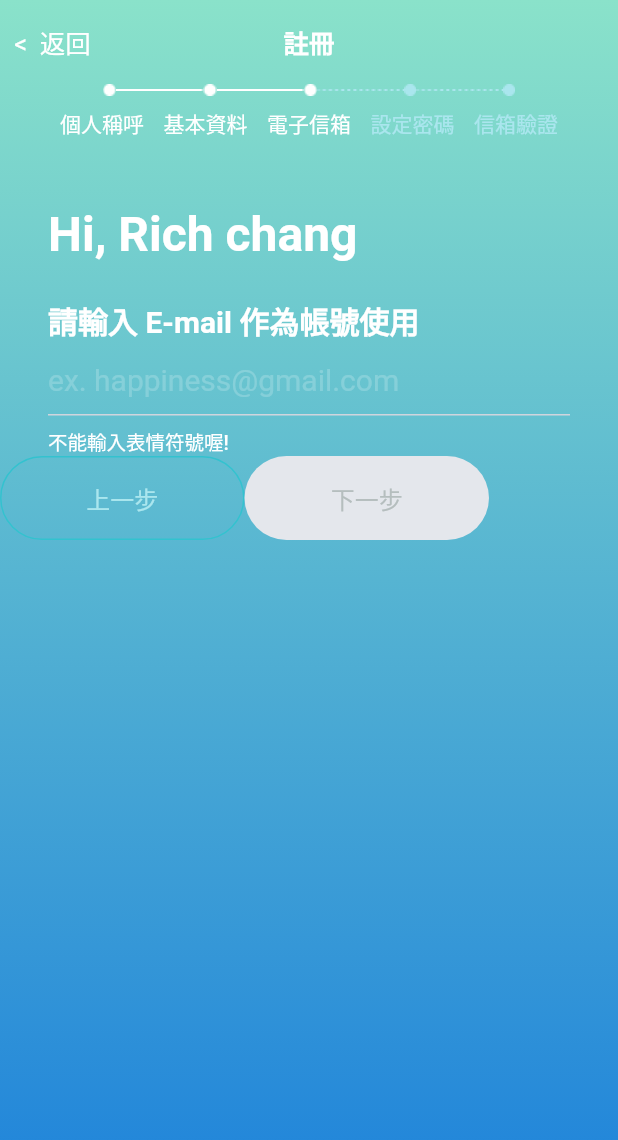
After one commit to rich-chang/f_app, a Flutter app: the screen it shows after launch, after a tap on "Signup flow - Email", on a phone screen of 412 x 824 dp. The commit adds this screen. Shown: the top 1140 px of the screen. Run offline on Flutter 3.47's test engine with Material 2 defaults, Android fonts, the phone set to English and light mode, and no system bars; our stand-ins replace flutter_svg, introduction_screen; Roboto replaces fonts that are missing (Noto Sans TC, SF Pro Text).

Commit message:
Add Signup Flow Email page

```diff
--- a/lib/main.dart
+++ b/lib/main.dart
@@ -7,6 +7,7 @@ import 'package:florish_app/screen/signup/signup_page.dart';
 import 'package:florish_app/screen/signup/agreement_page.dart';
 import 'package:florish_app/screen/signup/signup_flow_name.dart';
 import 'package:florish_app/screen/signup/signup_flow_info.dart';
+import 'package:florish_app/screen/signup/signup_flow_email.dart';
 
 void main() {
   runApp(const MyApp());
@@ -271,6 +272,43 @@ class _TempHomeState extends State<TempHome> {
               const SizedBox(
                 height: 32,
               ),
+              Center(
+                child: SizedBox(
+                  width: 300,
+                  height: 56,
+                  child: ElevatedButton(
+                    //If onPressed and onLongPress callbacks are null, then the button will be disabled.
+                    onPressed: () {
+                      debugPrint('Signup flow - Email');
+                      Navigator.push(
+                          context,
+                          MaterialPageRoute(
+                              builder: (context) => const SignupFlowEmail(
+                                    userName: 'Rich chang',
+                                  )));
+                    },
+                    style: ElevatedButton.styleFrom(
+                      elevation: 0.0,
+                      primary: const Color(0xFF33C2CF),
+                      shape: RoundedRectangleBorder(
+                        borderRadius: BorderRadius.circular(68.0),
+                      ),
+                    ),
+                    child: const Text(
+                      'Signup flow - Email',
+                      style: TextStyle(
+                        color: Colors.white,
+                        fontFamily: 'Noto Sans TC',
+                        fontSize: 16,
+                        fontWeight: FontWeight.w400,
+                      ),
+                    ),
+                  ),
+                ),
+              ),
+              const SizedBox(
+                height: 32,
+              ),
             ],
           ),
         ),
--- /dev/null
+++ b/lib/screen/signup/signup_flow_email.dart
@@ -0,0 +1,300 @@
+import 'package:flutter/material.dart';
+
+class SignupFlowEmail extends StatefulWidget {
+  const SignupFlowEmail({Key? key, required this.userName}) : super(key: key);
+
+  final String userName;
+
+  @override
+  State<SignupFlowEmail> createState() => _SignupFlowEmailState();
+}
+
+class _SignupFlowEmailState extends State<SignupFlowEmail> {
+  late String userEmail;
+
+  @override
+  void initState() {
+    userEmail = '';
+    super.initState();
+  }
+
+  @override
+  Widget build(BuildContext context) {
+    return Container(
+      decoration: const BoxDecoration(
+        gradient: LinearGradient(
+          begin: Alignment.topCenter,
+          end: Alignment.bottomCenter,
+          colors: [
+            Color(0xFF8AE2CA),
+            Color(0xFF1B80DB),
+          ],
+        ),
+      ),
+      child: Scaffold(
+        backgroundColor: Colors.transparent,
+        appBar: AppBar(
+          backgroundColor: const Color(0x00000000),
+          elevation: 0.0,
+          leadingWidth: 70,
+          leading: const Center(
+            child: Text(
+              '<  返回',
+              style: TextStyle(
+                color: Colors.white,
+                fontFamily: 'SF Pro Text',
+                fontSize: 17,
+                fontWeight: FontWeight.w400,
+              ),
+            ),
+          ),
+          title: const Text(
+            '註冊',
+            style: TextStyle(
+              color: Colors.white,
+              fontFamily: 'SF Pro Text',
+              fontSize: 17,
+              fontWeight: FontWeight.w600,
+            ),
+          ),
+          centerTitle: true,
+        ),
+        body: SingleChildScrollView(
+          child: Column(
+            children: [
+              Row(
+                mainAxisAlignment: MainAxisAlignment.center,
+                crossAxisAlignment: CrossAxisAlignment.center,
+                children: [
+                  Image.asset('images/signup_flow_dot_on.png'),
+                  Image.asset('images/signup_flow_line_on.png'),
+                  Image.asset('images/signup_flow_dot_on.png'),
+                  Image.asset('images/signup_flow_line_on.png'),
+                  Image.asset('images/signup_flow_dot_on.png'),
+                  Image.asset('images/signup_flow_line_off.png'),
+                  Image.asset('images/signup_flow_dot_off.png'),
+                  Image.asset('images/signup_flow_line_off.png'),
+                  Image.asset('images/signup_flow_dot_off.png'),
+                ],
+              ),
+              const SizedBox(
+                height: 8,
+              ),
+              Container(
+                margin: EdgeInsets.symmetric(
+                    horizontal:
+                        MediaQuery.of(context).size.width > 400 ? 40 : 16),
+                child: Row(
+                  mainAxisAlignment: MainAxisAlignment.spaceBetween,
+                  children: const [
+                    Text(
+                      '個人稱呼',
+                      style: TextStyle(
+                        color: Colors.white,
+                        fontFamily: 'Noto Sans TC',
+                        fontSize: 14,
+                        fontWeight: FontWeight.w400,
+                      ),
+                    ),
+                    Text(
+                      '基本資料',
+                      style: TextStyle(
+                        color: Colors.white,
+                        fontFamily: 'Noto Sans TC',
+                        fontSize: 14,
+                        fontWeight: FontWeight.w400,
+                      ),
+                    ),
+                    Text(
+                      '電子信箱',
+                      style: TextStyle(
+                        color: Colors.white,
+                        fontFamily: 'Noto Sans TC',
+                        fontSize: 14,
+                        fontWeight: FontWeight.w400,
+                      ),
+                    ),
+                    Text(
+                      '設定密碼',
+                      style: TextStyle(
+                        color: Color(0xFFAAE6EE),
+                        fontFamily: 'Noto Sans TC',
+                        fontSize: 14,
+                        fontWeight: FontWeight.w400,
+                      ),
+                    ),
+                    Text(
+                      '信箱驗證',
+                      style: TextStyle(
+                        color: Color(0xFFAAE6EE),
+                        fontFamily: 'Noto Sans TC',
+                        fontSize: 14,
+                        fontWeight: FontWeight.w400,
+                      ),
+                    ),
+                  ],
+                ),
+              ),
+              const SizedBox(
+                height: 44,
+              ),
+              // Each step container
+              Align(
+                alignment: Alignment.centerLeft,
+                child: Container(
+                  margin: const EdgeInsets.symmetric(horizontal: 32),
+                  child: Column(
+                    crossAxisAlignment: CrossAxisAlignment.start,
+                    children: [
+                      Text(
+                        'Hi, ${widget.userName}',
+                        style: const TextStyle(
+                          color: Colors.white,
+                          fontFamily: 'Noto Sans TC',
+                          fontSize: 32,
+                          fontWeight: FontWeight.w700,
+                        ),
+                      ),
+                      const SizedBox(
+                        height: 24,
+                      ),
+                      const Text(
+                        '請輸入 E-mail 作為帳號使用',
+                        style: TextStyle(
+                          color: Colors.white,
+                          fontFamily: 'Noto Sans TC',
+                          fontSize: 20,
+                          fontWeight: FontWeight.w700,
+                        ),
+                      ),
+                      TextFormField(
+                        keyboardType: TextInputType.emailAddress,
+                        style: const TextStyle(
+                          color: Colors.white,
+                          fontFamily: 'Noto Sans TC',
+                          fontSize: 20,
+                          fontWeight: FontWeight.w400,
+                        ),
+                        onChanged: (val) {
+                          setState(() {
+                            userEmail = val.trim();
+                            debugPrint('userEmail= $userEmail');
+                          });
+                        },
+                        decoration: const InputDecoration(
+                          focusedBorder: UnderlineInputBorder(
+                            borderSide: BorderSide(color: Color(0xFFAAE6EE)),
+                          ),
+                          enabledBorder: UnderlineInputBorder(
+                            borderSide: BorderSide(color: Color(0xFFD0D5DD)),
+                          ),
+                          hintText: "ex. happiness@gmail.com",
+                          hintStyle: TextStyle(
+                            color: Color.fromRGBO(255, 255, 255, 0.2),
+                            fontFamily: 'Noto Sans TC',
+                            fontSize: 20,
+                            fontWeight: FontWeight.w400,
+                          ),
+                          //isDense: true,
+                        ),
+                      ),
+                      const SizedBox(
+                        height: 8,
+                      ),
+                      const Text(
+                        '不能輸入表情符號喔!',
+                        style: TextStyle(
+                          color: Colors.white,
+                          fontFamily: 'Noto Sans TC',
+                          fontSize: 13,
+                          fontWeight: FontWeight.w500,
+                        ),
+                      ),
+                    ],
+                  ),
+                ),
+              ),
+              const SizedBox(
+                width: 183,
+              ),
+              Row(
+                crossAxisAlignment: CrossAxisAlignment.center,
+                children: [
+                  SizedBox(
+                    width: MediaQuery.of(context).size.width > 400 ? 163 : 150,
+                    height: 56,
+                    child: ElevatedButton(
+                      onPressed: () {
+                        debugPrint('上一步: $userEmail');
+                        Navigator.pop(context);
+                      },
+                      style: ElevatedButton.styleFrom(
+                          elevation: 0.0,
+                          primary:
+                              Colors.black.withOpacity(0), // background color
+                          shape: RoundedRectangleBorder(
+                            borderRadius: BorderRadius.circular(68.0),
+                          ),
+                          side: const BorderSide(
+                              width: 1.0, color: Color(0xFF33C2CF))),
+                      child: const Text(
+                        '上一步',
+                        style: TextStyle(
+                          color: Color(0xFFAAE6EE),
+                          fontFamily: 'Noto Sans TC',
+                          fontSize: 16.0,
+                          fontWeight: FontWeight.w400,
+                        ),
+                      ),
+                    ),
+                  ),
+                  const SizedBox(
+                    height: 24,
+                  ),
+                  SizedBox(
+                    width: MediaQuery.of(context).size.width > 400 ? 163 : 150,
+                    height: 56,
+                    child: ElevatedButton(
+                      //If onPressed and onLongPress callbacks are null, then the button will be disabled.
+                      onPressed: () {
+                        debugPrint('下一步: $userEmail');
+                        /*
+                        Navigator.push(
+                            context,
+                            MaterialPageRoute(
+                                builder: (context) => SignupFlowInfo(
+                                      userName: name,
+                                    )));
+                                    */
+                      },
+                      style: ElevatedButton.styleFrom(
+                        elevation: 0.0,
+                        primary: userEmail.isNotEmpty
+                            ? const Color(0xFF33C2CF)
+                            : const Color(0xFFE4E7EC),
+                        shape: RoundedRectangleBorder(
+                          borderRadius: BorderRadius.circular(68.0),
+                        ),
+                      ),
+                      child: Text(
+                        '下一步',
+                        style: TextStyle(
+                          color: userEmail.isNotEmpty
+                              ? Colors.white
+                              : const Color(0xFFB5BEBE),
+                          fontFamily: 'Noto Sans TC',
+                          fontSize: 16,
+                          fontWeight: FontWeight.w400,
+                        ),
+                      ),
+                    ),
+                  ),
+                ],
+              ),
+            ],
+          ),
+        ),
+      ),
+    );
+  }
+}
```
